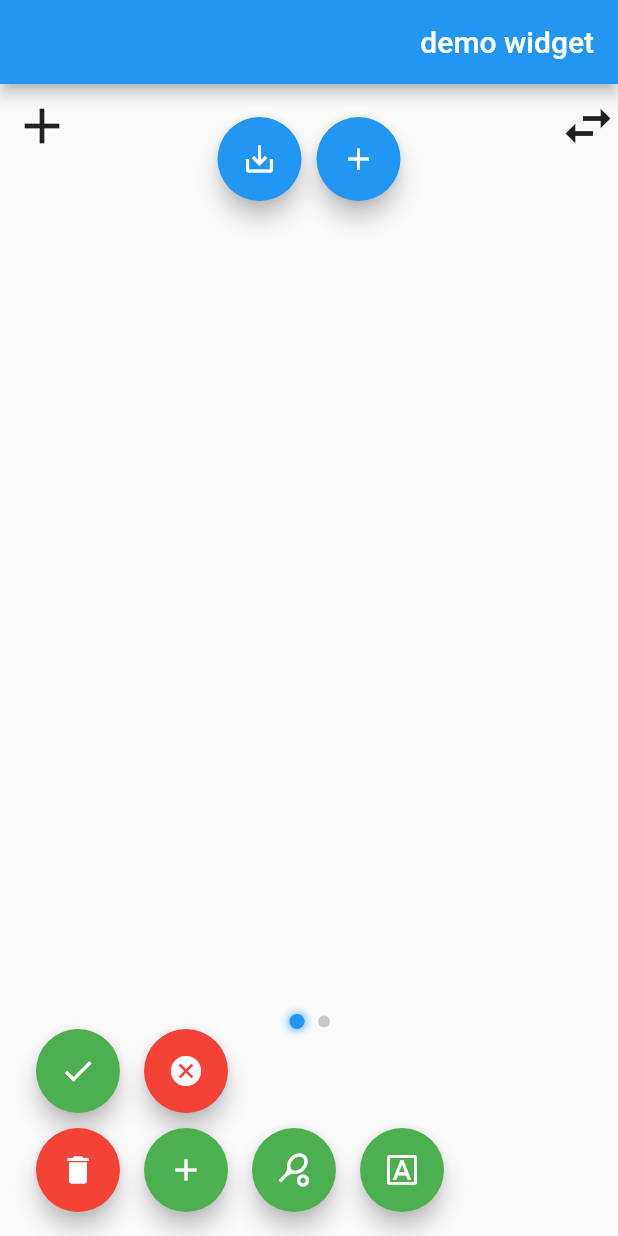
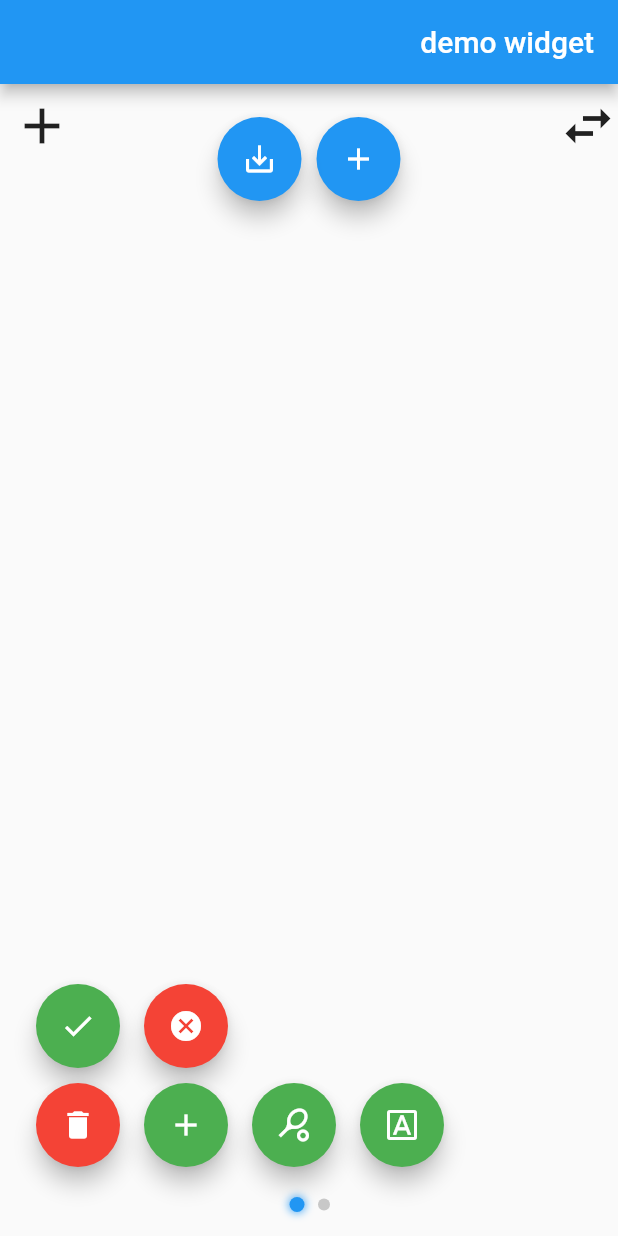
Before and after one commit to ekeydar/circles_menu, a Flutter app: the screen it shows after launch, after a tap on the "edit" icon, after a tap on the "add" icon, on a phone screen of 412 x 824 dp. Run offline on Flutter 3.47's test engine with Material 2 defaults, Android fonts, the phone set to English and light mode, and no system bars; our stand-ins replace flutter_colorpicker, shared_preferences.

Commit message:
lock indicator

```diff
--- a/lib/circles_menu.dart
+++ b/lib/circles_menu.dart
@@ -148,6 +148,7 @@ class _CirclesMenuState extends State<CirclesMenu> {
         config: widget.config,
         data: d,
         isInEdit: this.isInEdit,
+        isReadonly: curPageData.readonly,
         onPressed: () {
           if (d.action.enabled) {
             d.action.onPressed();
@@ -172,6 +173,7 @@ class _CirclesMenuState extends State<CirclesMenu> {
       result.add(MenuItemWidget(
         config: widget.config,
         isInEdit: this.isInEdit,
+        isReadonly: curPageData.readonly,
         data: d,
         onChange: this.onChange,
         onPressed: null,
@@ -242,8 +244,6 @@ class _CirclesMenuState extends State<CirclesMenu> {
         child: Column(
           mainAxisAlignment: MainAxisAlignment.end,
           children: [
-            if (curNumPages > 1)
-              PagingIndicator(activeIndex: pageIndex, count: curNumPages),
             if (isInEdit && !curPageData.readonly) ...[
               Row(
                 mainAxisAlignment: mainAlignment,
@@ -290,6 +290,19 @@ class _CirclesMenuState extends State<CirclesMenu> {
                         child: Icon(Icons.cancel),
                       ),
                     ),
+                    if (curPageData.isOwner &&
+                        curPageData.externalId != null) ...[
+                      Spacer(),
+                      Padding(
+                        padding: const EdgeInsets.only(left: 8.0, right: 8),
+                        child: FloatingActionButton(
+                          heroTag: 'circle_menu_lock_for_owner',
+                          onPressed: null,
+                          backgroundColor: Colors.red,
+                          child: Icon(Icons.lock),
+                        ),
+                      ),
+                    ]
                     // if (widget.defaultDump != null)
                     //   Padding(
                     //     padding: const EdgeInsets.only(left: 8.0, right: 8),
@@ -408,6 +421,21 @@ class _CirclesMenuState extends State<CirclesMenu> {
                 ),
               ),
             ],
+            if (isInEdit && curPageData.readonly)
+              Row(
+                mainAxisAlignment: MainAxisAlignment.center,
+                children: [
+                  Padding(
+                    padding: const EdgeInsets.only(left: 8.0, right: 8),
+                    child: FloatingActionButton(
+                      heroTag: 'circles_menu_lock',
+                      onPressed: null,
+                      backgroundColor: Colors.red,
+                      child: Icon(Icons.lock),
+                    ),
+                  )
+                ],
+              ),
             if (!isInEdit)
               Row(
                 mainAxisAlignment: mainAlignment,
@@ -443,7 +471,10 @@ class _CirclesMenuState extends State<CirclesMenu> {
                       )
                   ],
                 ),
-              )
+              ),
+            if (curNumPages > 1) ...[
+              PagingIndicator(activeIndex: pageIndex, count: curNumPages),
+            ],
           ],
         ),
       ),
--- a/lib/src/circles_menu_models.dart
+++ b/lib/src/circles_menu_models.dart
@@ -42,13 +42,15 @@ class PageData {
     List<LabelMenuItemState> labelsStates = List<LabelMenuItemState>.from(
         m['labels'].map((m) => LabelMenuItemState.fromMap(m)));
     String? externalId = m['externalId'];
+    bool isOwner = m['isOwner'] ?? false;
     if (kDebugMode && m['index'] == 1) {
       externalId = 'dummy.1';
+      isOwner = true;
     }
     return PageData(
         index: m['index'] ?? 0,
         externalId: externalId,
-        isOwner: m['isOwner'] ?? false,
+        isOwner: isOwner,
         actionsStates: actionsStates,
         labelsStates: labelsStates);
   }
```
Also changed, not shown: lib/src/circles_menu_item_widget.dart (+10 -4 lines).
